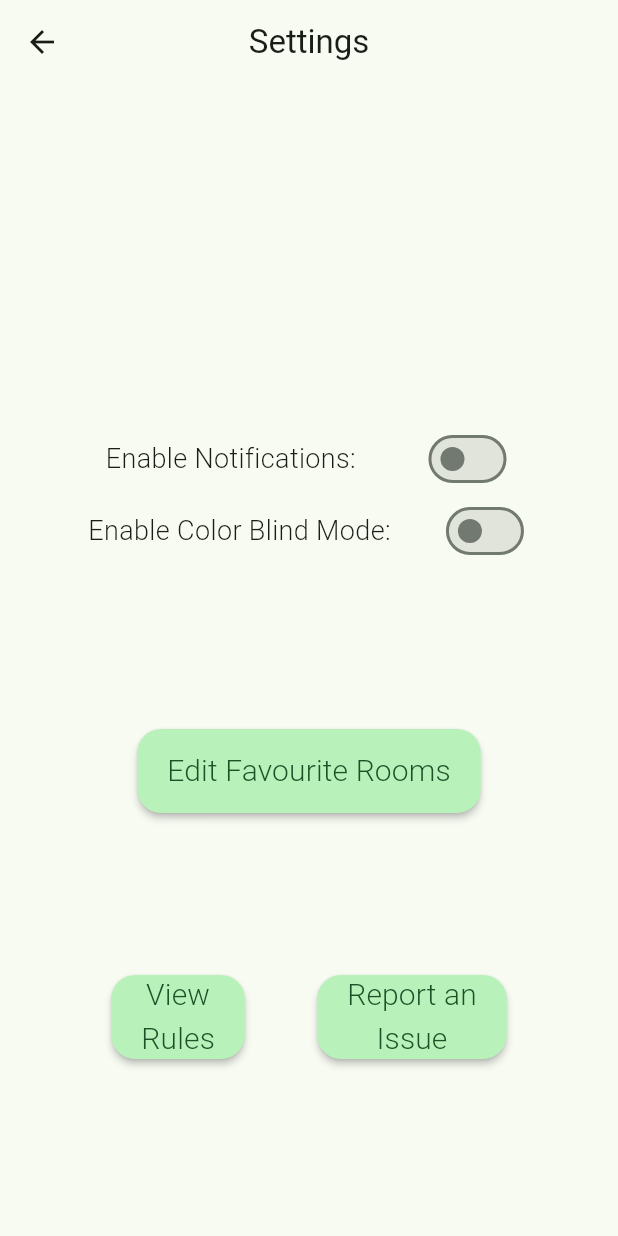
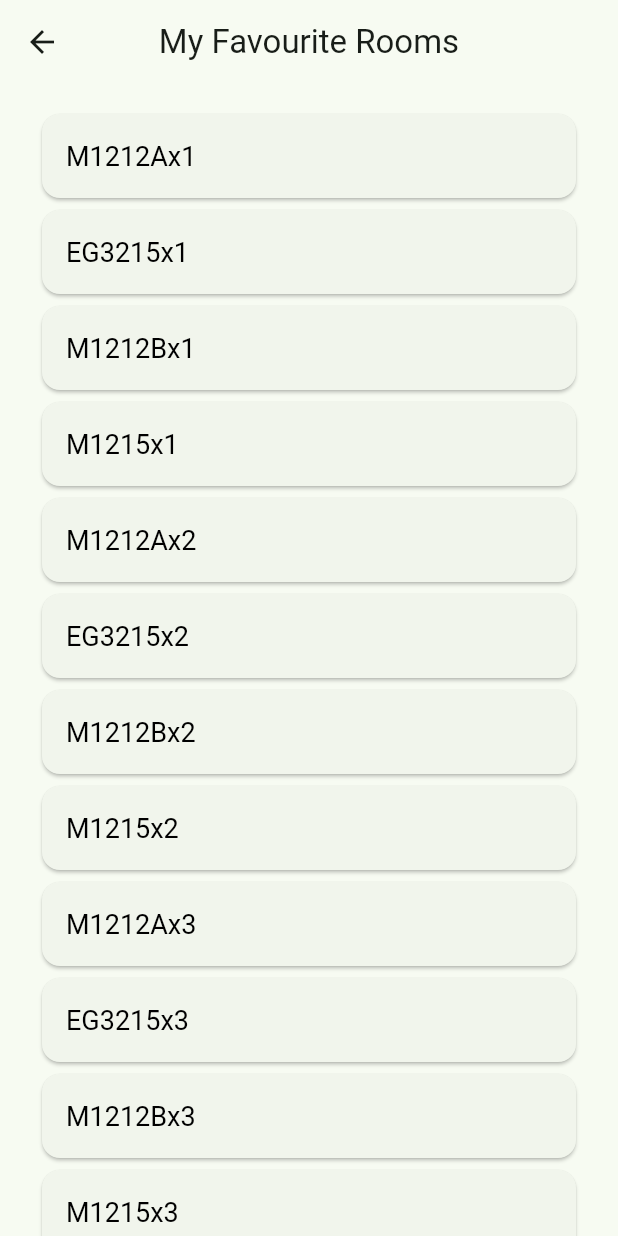
Before and after one commit to fillemon10/kandidat-grupp65-timeedit, a Flutter app: the SettingsScreenContent screen opened directly, after a tap on "Edit Favourite Rooms", on a phone screen of 412 x 824 dp. Run offline on Flutter 3.47's test engine with Material 3 defaults, Android fonts, the phone set to English and light mode, and no system bars; our stand-ins replace cloud_firestore, firebase_auth, firebase_core, go_router; missing offline and left inert: firebase_ui_auth, qr_code_scanner; accounts and stored records are empty; network calls fail.

Commit message:
Added new page and fields to display account information
Added new page with a list view of temporary placeholder favourite rooms. Also added fields on the settings screen showcasing where the CID and account type is supposed to be placed.

I also made it possible to navigate to the favourite rooms page from the settings screen.

```diff
--- a/lib/main.dart
+++ b/lib/main.dart
@@ -3,6 +3,7 @@ import 'package:go_router/go_router.dart';
 import 'package:timeedit/screens/after-checkin.dart';
 import 'package:timeedit/screens/book.dart';
 import 'package:timeedit/screens/checkin.dart';
+import 'package:timeedit/screens/favourite_rooms.dart';
 import 'package:timeedit/screens/home.dart';
 import 'package:timeedit/screens/maps.dart';
 import 'package:timeedit/screens/settings.dart';
@@ -141,6 +142,11 @@ final GoRouter _router = GoRouter(
         );
       },
     ),
+    GoRoute(
+      path: '/favourite_rooms',
+      builder: (context, state) => FavouriteRoomsScreen()
+
+    ),
   ],
 );
 
--- /dev/null
+++ b/lib/screens/favourite_rooms.dart
@@ -0,0 +1,61 @@
+import 'package:flutter/material.dart';
+import 'package:go_router/go_router.dart';
+
+class FavouriteRoomsScreen extends StatelessWidget {
+
+  /**
+   * Make this list be filled automatically by the user's fav rooms
+   */
+  final List<String> exampleRoomsList = [
+    'M1212Ax1',
+    'EG3215x1',
+    'M1212Bx1',
+    'M1215x1',
+    'M1212Ax2',
+    'EG3215x2',
+    'M1212Bx2',
+    'M1215x2',
+    'M1212Ax3',
+    'EG3215x3',
+    'M1212Bx3',
+    'M1215x3',
+    'M1212Ax4',
+    'EG3215x4',
+    'M1212Bx4',
+    'M1215x4',
+  ];
+
+  @override
+  Widget build(BuildContext context) {
+    return Scaffold(
+      appBar: AppBar(
+        title: const Text(
+          'My Favourite Rooms'
+        ),
+        centerTitle: true,
+
+      ),
+      body: ListView.builder(
+        padding: const EdgeInsets.symmetric(horizontal: 24, vertical: 16),
+        itemCount: exampleRoomsList.length,
+        itemBuilder: (context, index) {
+          return Card(
+            child: ListTile(
+              title: Text(
+                exampleRoomsList[index]),
+                titleTextStyle: const TextStyle(
+                  color: Colors.black,
+                  fontSize: 18,
+                  fontWeight: FontWeight.w400
+                ),
+            onTap: () {
+              print('Selected room: ${exampleRoomsList[index]}');
+            },
+            ),
+
+          );
+        }
+      )
+    );
+  }
+}
--- a/lib/screens/settings.dart
+++ b/lib/screens/settings.dart
@@ -51,7 +51,7 @@ class SettingsScreenContent extends StatelessWidget {
        * The main container for all widgets in the settings page
        */
       body: Container(
-        padding: EdgeInsets.symmetric(horizontal: 16, vertical: 0),
+        padding: const EdgeInsets.symmetric(horizontal: 24, vertical: 16),
         alignment: Alignment.center,
         width: double.infinity,
         height: double.infinity,
@@ -73,7 +73,54 @@ class SettingsScreenContent extends StatelessWidget {
                 Container(
                   child: Column(
                     children: [
-                      //Add appropriate information here, crossreference with figma
+
+                      /**
+                       * Container for the 'account details' textbox at the top of the screen
+                       */
+                      Container(
+                        decoration: const BoxDecoration(
+                          color: Color(0xFFBFD5BC),
+                        ),
+                        padding: const EdgeInsets.symmetric(horizontal: 16, vertical: 8),
+                        child: const Text(
+                          'Account Details',
+                          style: TextStyle(
+                            fontSize: 20,
+                            fontWeight: FontWeight.w300
+                          )
+                        )
+                      ),
+
+                      /**
+                       * Container for the CID text
+                       *
+                       * TODO, need to add so that the CID is gotten from the login
+                       */
+                      Container(
+                        child: const Text(
+                          'CID: to-be added in the future',
+                          style: TextStyle(
+                                fontSize: 18,
+                                fontWeight: FontWeight.w300
+                          )
+                        )
+                      ),
+
+                      /**
+                       * Container for the Account Type Text
+                       *
+                       * TODO, need to add so that the account type is gottent from the login
+                       */
+                      Container(
+                        child: const Text(
+                          'Account Type: to-be added in the future',
+                          style: TextStyle(
+                                fontSize: 18,
+                                fontWeight: FontWeight.w300
+                          )
+                        )
+                      ),
+
                     ],
                   ),
                 ),
@@ -146,9 +193,11 @@ class SettingsScreenContent extends StatelessWidget {
                 Container(
                   alignment: Alignment.bottomCenter,
                   child: FloatingActionButton.extended(
+                      heroTag: 'editFavouriteRoomsButton',
                       elevation: 2,
                       onPressed: () {
-                        print('Edit Favourite Rooms Clicked!');
+                        context.push('/favourite_rooms');
+                        //print('Edit Favourite Rooms Clicked!');
                       },
                       label: const Text(
                         'Edit Favourite Rooms',
@@ -174,6 +223,7 @@ class SettingsScreenContent extends StatelessWidget {
                   Container(
                     alignment: Alignment.bottomLeft,
                     child: FloatingActionButton.extended(
+                      heroTag: 'viewRulesButton',
                       elevation: 2,
                       onPressed: () {
                         print('View Rules Clicked!');
@@ -195,6 +245,7 @@ class SettingsScreenContent extends StatelessWidget {
                   Container(
                     alignment: Alignment.bottomRight,
                     child: FloatingActionButton.extended(
+                      heroTag: 'reportAnIssueButton',
                       elevation: 2,
                       onPressed: () {
                         print('Report an Issue Clicked!');
```
Also changed, not shown: 1 other file.
